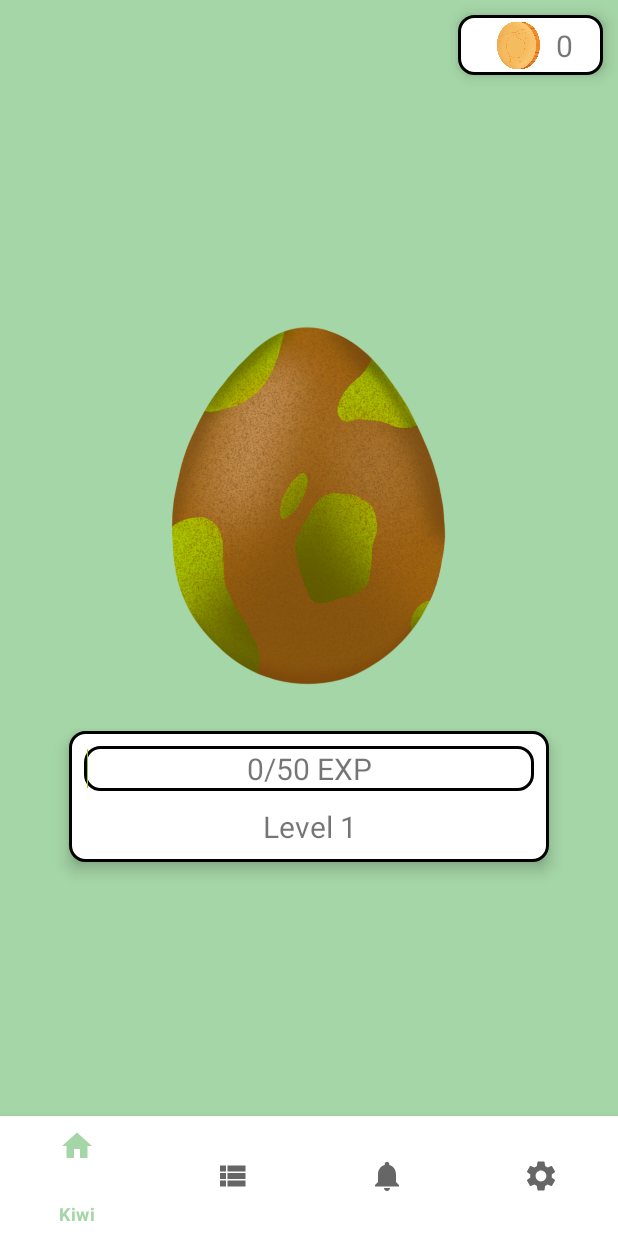
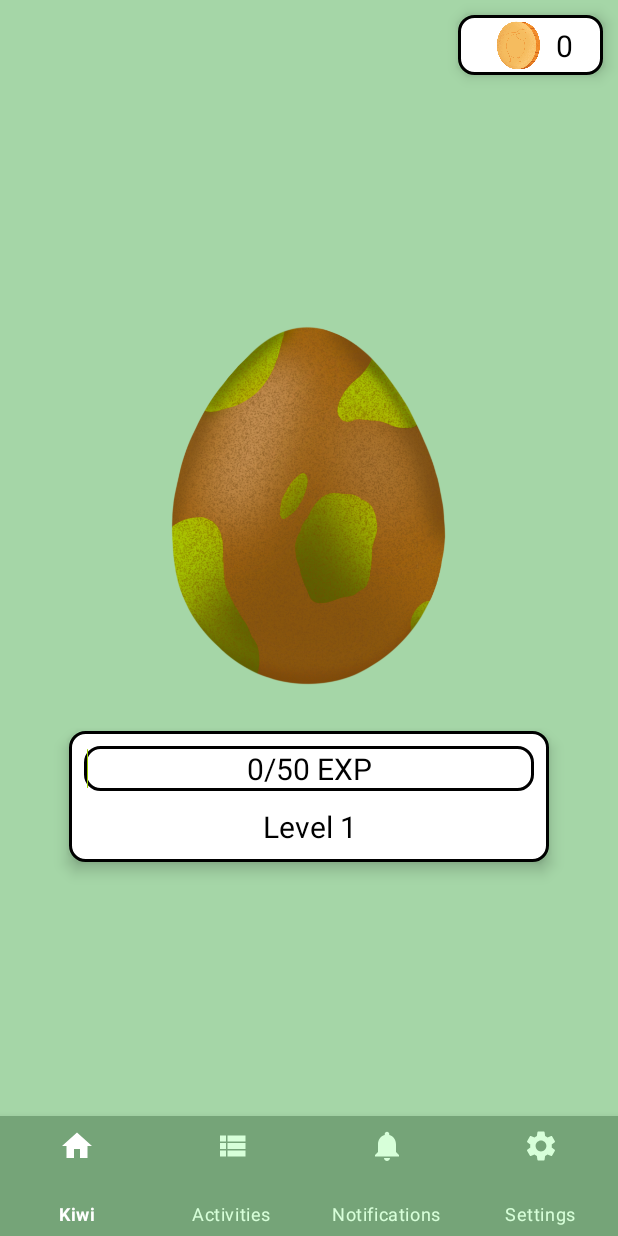
Before and after one commit to Matensz/green-kiwi, an Android app: the screen it shows after launch (MainActivity), on a phone screen of 412 x 824 dp. Run offline under Robolectric (Android 15) with nearby library versions, the phone set to English and light mode, and no system bars; our stand-ins replace Room's generated code, data binding, navigation-ui; 1 statement that could not run was skipped.

Commit message:
added new styles for material elements

```diff
--- /dev/null
+++ b/app/src/main/res/color/selected_bottom_navigation_color.xml
@@ -0,0 +1,7 @@
+<?xml version="1.0" encoding="utf-8"?>
+<selector xmlns:android="http://schemas.android.com/apk/res/android">
+    <item android:state_selected="true"
+        android:color="@color/secondaryTextColor" />
+    <item android:state_selected="false"
+        android:color="@color/primaryLightColor" />
+</selector>
--- /dev/null
+++ b/app/src/main/res/color/selected_chip_background.xml
@@ -0,0 +1,7 @@
+<?xml version="1.0" encoding="utf-8"?>
+<selector xmlns:android="http://schemas.android.com/apk/res/android">
+    <item android:state_checked="true"
+        android:color="@color/secondaryColor" />
+    <item android:state_checked="false"
+        android:color="@color/secondaryLightColor" />
+</selector>
--- /dev/null
+++ b/app/src/main/res/color/selected_chip_text.xml
@@ -0,0 +1,7 @@
+<?xml version="1.0" encoding="utf-8"?>
+<selector xmlns:android="http://schemas.android.com/apk/res/android">
+    <item android:state_checked="true"
+        android:color="@color/secondaryTextColor" />
+    <item android:state_checked="false"
+        android:color="@color/primaryTextColor" />
+</selector>
--- a/app/src/main/res/values/styles.xml
+++ b/app/src/main/res/values/styles.xml
@@ -6,14 +6,84 @@
         <item name="colorPrimaryDark">@color/primaryDarkColor</item>
         <item name="colorAccent">@color/secondaryColor</item>
         <item name="android:windowNoTitle">true</item>
+        <item name="shapeAppearanceSmallComponent">@style/ShapeAppearance.GreenKiwi.SmallComponent</item>
+        <item name="shapeAppearanceMediumComponent">@style/ShapeAppearance.GreenKiwi.MediumComponent</item>
+        <item name="materialButtonStyle">@style/Widget.GreenKiwi.Button</item>
+        <item name="materialCardViewStyle">@style/Widget.GreenKiwi.CardView</item>
+        <item name="chipStyle">@style/Widget.GreenKiwi.Chip</item>
+        <item name="chipGroupStyle">@style/Widget.GreenKiwi.ChipGroup</item>
+        <item name="bottomNavigationStyle">@style/Widget.GreenKiwi.BottomNavigationView.PrimarySurface</item>
+        <item name="materialAlertDialogTheme">@style/ThemeOverlay.GreenKiwi.MaterialAlertDialog</item>
+        <item name="colorControlNormal">@color/secondaryTextColor</item>
+        <item name="android:textColor">@color/primaryTextColor</item>
     </style>
 
     <style name="TextAppearance.GreenKiwi.Toolbar.Text" parent="TextAppearance.MaterialComponents.Headline5" >
         <item name="android:textColor">?attr/colorOnSurface</item>
     </style>
 
-    <style
-        name="ShapeAppearance.GreenKiwi.FAB"
-        parent="ShapeAppearance.MaterialComponents.SmallComponent" />
+    <style name="ShapeAppearance.GreenKiwi.SmallComponent" parent="ShapeAppearance.MaterialComponents.SmallComponent">
+        <item name="cornerSize">5dp</item>
+        <item name="cornerFamily">rounded</item>
+    </style>
+
+    <style name="ShapeAppearance.GreenKiwi.MediumComponent" parent="ShapeAppearance.MaterialComponents.MediumComponent">
+        <item name="cornerSize">10dp</item>
+        <item name="cornerFamily">rounded</item>
+    </style>
+
+    <style name="Widget.GreenKiwi.Button" parent="Widget.MaterialComponents.Button">
+        <item name="backgroundTint">@color/secondaryColor</item>
+        <item name="android:textColor">@color/secondaryTextColor</item>
+        <item name="shapeAppearance">@style/ShapeAppearance.GreenKiwi.SmallComponent</item>
+    </style>
+
+    <style name="Widget.GreenKiwi.CardView" parent="Widget.MaterialComponents.CardView">
+        <item name="elevation">4dp</item>
+        <item name="cardBackgroundColor">@color/primaryLightColor</item>
+    </style>
+
+    <style name="Widget.GreenKiwi.Chip" parent="Widget.MaterialComponents.Chip.Choice">
+        <item name="shapeAppearanceOverlay">@style/ShapeAppearance.GreenKiwi.SmallComponent</item>
+        <item name="chipBackgroundColor">@color/selected_chip_background</item>
+        <item name="android:textColor">@color/selected_chip_text</item>
+        <item name="rippleColor">@color/secondaryDarkColor</item>
+        <item name="android:textAppearance">@style/TextAppearance.GreenKiwi.Chip</item>
+        <item name="textStartPadding">10dp</item>
+        <item name="textEndPadding">10dp</item>
+    </style>
+
+    <style name="TextAppearance.GreenKiwi.Chip" parent="TextAppearance.MaterialComponents.Chip">
+        <item name="android:textSize">24sp</item>
+    </style>
+
+    <style name="Widget.GreenKiwi.ChipGroup" parent="Widget.MaterialComponents.ChipGroup">
+        <item name="singleLine">true</item>
+        <item name="singleSelection">true</item>
+        <item name="selectionRequired">true</item>
+        <item name="android:spacing">10dp</item>
+    </style>
+
+    <style name="Widget.GreenKiwi.BottomNavigationView.PrimarySurface" parent="Widget.MaterialComponents.BottomNavigationView.PrimarySurface">
+        <item name="backgroundTint">@color/primaryDarkColor</item>
+        <item name="labelVisibilityMode">labeled</item>
+        <item name="itemIconTint">@color/selected_bottom_navigation_color</item>
+        <item name="itemTextColor">@color/selected_bottom_navigation_color</item>
+    </style>
+
+    <style name="ThemeOverlay.GreenKiwi.MaterialAlertDialog" parent="ThemeOverlay.MaterialComponents.MaterialAlertDialog">
+        <item name="colorPrimary">@color/stickerBackgroundColor</item>
+        <item name="colorSecondary">@color/stickerBackgroundColor</item>
+        <item name="colorSurface">@color/stickerBackgroundColor</item>
+        <item name="colorOnSurface">@color/primaryTextColor</item>
+        <item name="android:textColor">@color/primaryTextColor</item>
+        <item name="buttonBarPositiveButtonStyle">@style/Widget.GreenKiwi.TextButton.Dialog</item>
+        <item name="buttonBarNegativeButtonStyle">@style/Widget.GreenKiwi.TextButton.Dialog</item>
+    </style>
+
+    <style name="Widget.GreenKiwi.TextButton.Dialog" parent="Widget.MaterialComponents.Button.TextButton.Dialog">
+        <item name="android:textColor">@color/secondaryDarkColor</item>
+    </style>
+
 
 </resources>
```
